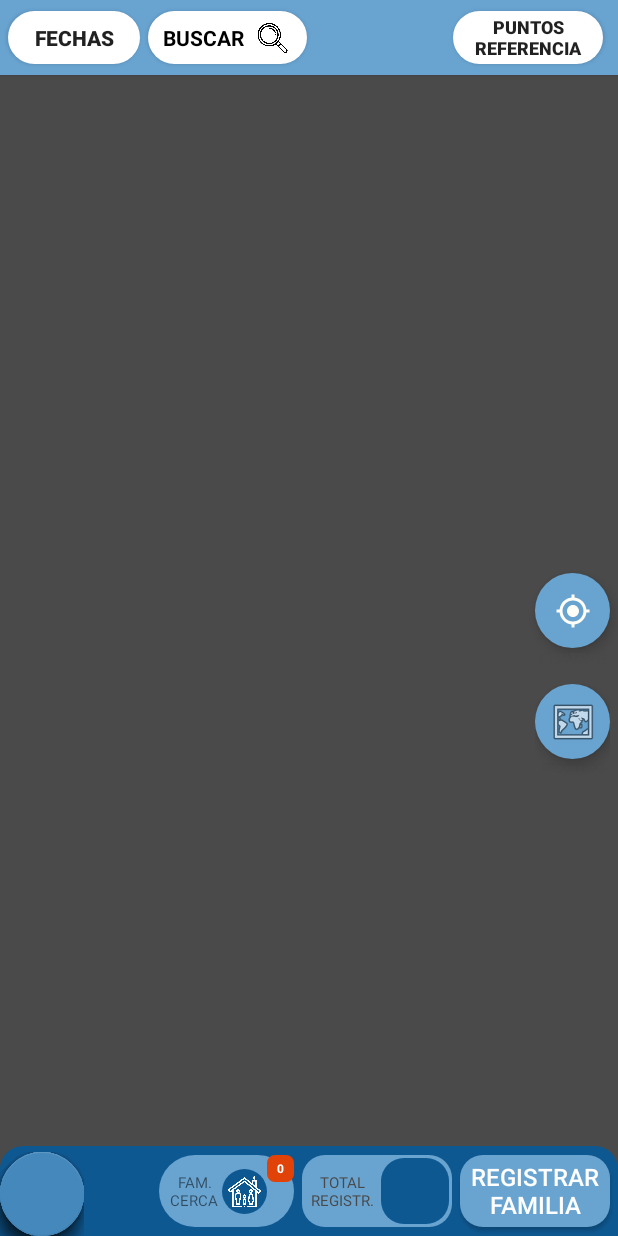
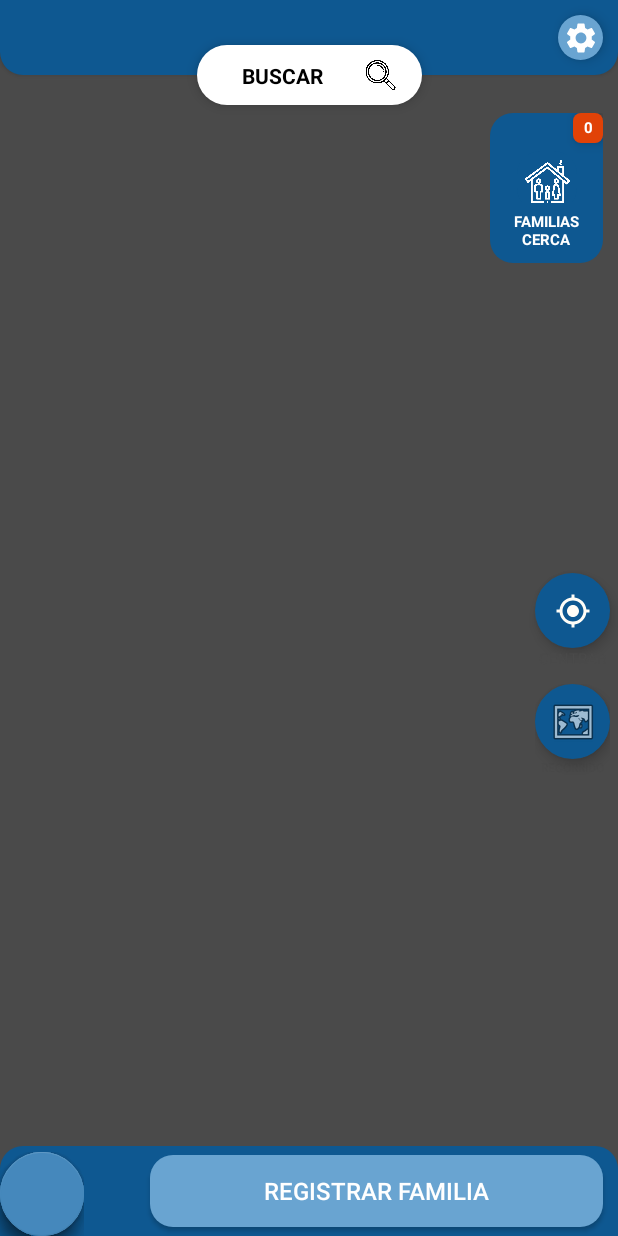
Before and after one commit to ernestosa95/RelevAr2, an Android app: the layout activity_menu_mapa.xml on its own in the app's theme, with its tools: preview values and no code run, on a phone screen of 412 x 824 dp. Run offline under Robolectric (Android 15) with nearby library versions, the phone set to English and light mode, and no system bars; plain views replace FloatingActionButton, FloatingActionsMenu.

Commit message:
menu mapa reversionado

```diff
--- a/app/src/main/java/com/example/relevar/ManagementModule/StorageManagement/BDData.java
+++ b/app/src/main/java/com/example/relevar/ManagementModule/StorageManagement/BDData.java
@@ -634,7 +634,7 @@ public class BDData extends SQLiteOpenHelper {
     public ArrayList<PersonClass> SearchPersonsCoordinatesFilatories(Context context, String latitude, String longitude){
         ArrayList<PersonClass> values = new ArrayList<>();
 
-        String search = "SELECT DISTINCT LATITUD, LONGITUD, FECHA_NACIMIENTO, NOMBRE, APELLIDO, DNI, SEXO FROM PERSONS WHERE LATITUD='"+latitude+"' AND LONGITUD='"+longitude+"'";
+        String search = "SELECT DISTINCT LATITUD, LONGITUD, NOMBRE, APELLIDO, DNI FROM PERSONS WHERE LATITUD='"+latitude+"' AND LONGITUD='"+longitude+"'";//, FECHA_NACIMIENTO, SEXO
 
         SQLiteDatabase db = this.getReadableDatabase();
 
--- a/app/src/main/res/layout/activity_menu_mapa.xml
+++ b/app/src/main/res/layout/activity_menu_mapa.xml
@@ -18,6 +18,67 @@
         app:layout_constraintTop_toBottomOf="@+id/constraintLayout9" />
 
     <androidx.constraintlayout.widget.ConstraintLayout
+        android:id="@+id/BTNNEAR"
+        android:layout_width="75dp"
+        android:layout_height="100dp"
+        android:layout_marginTop="5dp"
+        android:layout_marginEnd="10dp"
+        android:background="@drawable/background_blue"
+        android:onClick="FamiliesNear"
+        app:layout_constraintEnd_toEndOf="parent"
+        app:layout_constraintTop_toBottomOf="@+id/BTNSEARCH">
+
+        <androidx.constraintlayout.widget.ConstraintLayout
+            android:id="@+id/constraintLayout11"
+            android:layout_width="40dp"
+            android:layout_height="40dp"
+            android:layout_marginTop="5dp"
+            android:background="@drawable/background_blue"
+            app:layout_constraintEnd_toEndOf="parent"
+            app:layout_constraintStart_toStartOf="parent"
+            app:layout_constraintTop_toBottomOf="@+id/TEXTVIEWCANTCERCANOS">
+
+            <ImageView
+                android:id="@+id/imageView8"
+                android:layout_width="30dp"
+                android:layout_height="30dp"
+                android:elevation="5dp"
+                app:layout_constraintBottom_toBottomOf="parent"
+                app:layout_constraintEnd_toEndOf="parent"
+                app:layout_constraintStart_toStartOf="parent"
+                app:layout_constraintTop_toTopOf="parent"
+                app:srcCompat="@drawable/familia" />
+        </androidx.constraintlayout.widget.ConstraintLayout>
+
+        <TextView
+            android:id="@+id/textView39"
+            android:layout_width="0dp"
+            android:layout_height="wrap_content"
+            android:gravity="center_horizontal|center_vertical"
+            android:text="FAMILIAS CERCA"
+            android:textColor="#FFFFFF"
+            android:textSize="10sp"
+            android:textStyle="bold"
+            app:layout_constraintEnd_toEndOf="parent"
+            app:layout_constraintStart_toStartOf="parent"
+            app:layout_constraintTop_toBottomOf="@+id/constraintLayout11" />
+
+        <TextView
+            android:id="@+id/TEXTVIEWCANTCERCANOS"
+            android:layout_width="20dp"
+            android:layout_height="20dp"
+            android:background="@drawable/cuadrado_rojo"
+            android:elevation="5dp"
+            android:gravity="center_horizontal|center_vertical"
+            android:text="0"
+            android:textColor="#FFFFFF"
+            android:textSize="10sp"
+            android:textStyle="bold"
+            app:layout_constraintEnd_toEndOf="parent"
+            app:layout_constraintTop_toTopOf="parent" />
+    </androidx.constraintlayout.widget.ConstraintLayout>
+
+    <androidx.constraintlayout.widget.ConstraintLayout
         android:id="@+id/bac"
         android:layout_width="0dp"
         android:layout_height="60dp"
@@ -29,69 +90,12 @@
         app:layout_constraintStart_toStartOf="parent">
 
         <androidx.constraintlayout.widget.ConstraintLayout
-            android:id="@+id/BTNNEAR"
-            android:layout_width="90dp"
-            android:layout_height="0dp"
-            android:layout_marginRight="5dp"
-            android:background="@drawable/background_button_light_blue"
-            android:onClick="FamiliesNear"
-            app:layout_constraintBottom_toBottomOf="@+id/REGISTEREDFAMILIES"
-            app:layout_constraintEnd_toStartOf="@+id/REGISTEREDFAMILIES"
-            app:layout_constraintTop_toTopOf="@+id/REGISTEREDFAMILIES">
-
-            <androidx.constraintlayout.widget.ConstraintLayout
-                android:id="@+id/constraintLayout11"
-                android:layout_width="30dp"
-                android:layout_height="30dp"
-                android:background="@drawable/background_blue"
-                app:layout_constraintBottom_toBottomOf="parent"
-                app:layout_constraintEnd_toStartOf="@+id/TEXTVIEWCANTCERCANOS"
-                app:layout_constraintTop_toTopOf="parent">
-
-                <ImageView
-                    android:id="@+id/imageView8"
-                    android:layout_width="22dp"
-                    android:layout_height="22dp"
-                    app:layout_constraintBottom_toBottomOf="parent"
-                    app:layout_constraintEnd_toEndOf="parent"
-                    app:layout_constraintStart_toStartOf="parent"
-                    app:layout_constraintTop_toTopOf="parent"
-                    app:srcCompat="@drawable/familia" />
-            </androidx.constraintlayout.widget.ConstraintLayout>
-
-            <TextView
-                android:id="@+id/textView39"
-                android:layout_width="35dp"
-                android:layout_height="wrap_content"
-                android:layout_marginStart="5dp"
-                android:gravity="center_horizontal|center_vertical"
-                android:text="FAM. CERCA"
-                android:textSize="10sp"
-                app:layout_constraintBottom_toBottomOf="parent"
-                app:layout_constraintEnd_toStartOf="@+id/constraintLayout11"
-                app:layout_constraintStart_toStartOf="parent"
-                app:layout_constraintTop_toTopOf="parent" />
-
-            <TextView
-                android:id="@+id/TEXTVIEWCANTCERCANOS"
-                android:layout_width="18dp"
-                android:layout_height="18dp"
-                android:background="@drawable/cuadrado_rojo"
-                android:gravity="center_horizontal|center_vertical"
-                android:text="0"
-                android:textColor="#FFFFFF"
-                android:textSize="8sp"
-                android:textStyle="bold"
-                app:layout_constraintEnd_toEndOf="parent"
-                app:layout_constraintTop_toTopOf="parent" />
-        </androidx.constraintlayout.widget.ConstraintLayout>
-
-        <androidx.constraintlayout.widget.ConstraintLayout
             android:id="@+id/REGISTEREDFAMILIES"
             android:layout_width="100dp"
             android:layout_height="0dp"
             android:layout_marginRight="5dp"
             android:background="@drawable/button1"
+            android:visibility="gone"
             app:layout_constraintBottom_toBottomOf="@+id/EMPEZAR2"
             app:layout_constraintEnd_toStartOf="@+id/EMPEZAR2"
             app:layout_constraintTop_toTopOf="@+id/EMPEZAR2">
@@ -124,10 +128,11 @@
 
         <Button
             android:id="@+id/EMPEZAR2"
-            android:layout_width="100dp"
+            android:layout_width="0dp"
             android:layout_height="wrap_content"
 
-            android:layout_marginRight="5dp"
+            android:layout_marginStart="100dp"
+            android:layout_marginEnd="10dp"
             android:background="@drawable/button1"
             android:onClick="NuevaFamilia"
             android:text="@string/registrar_familia"
@@ -135,15 +140,54 @@
             android:textSize="16sp"
             app:layout_constraintBottom_toBottomOf="parent"
             app:layout_constraintEnd_toEndOf="parent"
+            app:layout_constraintStart_toStartOf="parent"
             app:layout_constraintTop_toTopOf="parent" />
 
+    </androidx.constraintlayout.widget.ConstraintLayout>
+
+    <androidx.constraintlayout.widget.ConstraintLayout
+        android:id="@+id/BTNSEARCH"
+        android:layout_width="150dp"
+        android:layout_height="40dp"
+        android:layout_marginBottom="-20dp"
+        android:background="@drawable/button_redondo_blanco"
+        android:elevation="5dp"
+        android:onClick="SearchPerson"
+        android:visibility="visible"
+        app:layout_constraintBottom_toBottomOf="@+id/constraintLayout9"
+        app:layout_constraintEnd_toEndOf="parent"
+        app:layout_constraintStart_toStartOf="parent">
+
+        <TextView
+            android:id="@+id/textView18"
+            android:layout_width="wrap_content"
+            android:layout_height="wrap_content"
+            android:layout_marginLeft="10dp"
+            android:layout_marginRight="1dp"
+            android:text="@string/buscar"
+            android:textColor="#000000"
+            android:textStyle="bold"
+            app:layout_constraintBottom_toBottomOf="parent"
+            app:layout_constraintEnd_toStartOf="@+id/imageView"
+            app:layout_constraintStart_toStartOf="parent"
+            app:layout_constraintTop_toTopOf="parent" />
+
+        <ImageView
+            android:id="@+id/imageView"
+            android:layout_width="35dp"
+            android:layout_height="20dp"
+            android:layout_marginEnd="10dp"
+            app:layout_constraintBottom_toBottomOf="parent"
+            app:layout_constraintEnd_toEndOf="parent"
+            app:layout_constraintTop_toTopOf="parent"
+            app:srcCompat="@drawable/loupe" />
     </androidx.constraintlayout.widget.ConstraintLayout>
 
     <androidx.constraintlayout.widget.ConstraintLayout
         android:id="@+id/constraintLayout9"
         android:layout_width="0dp"
         android:layout_height="50dp"
-        android:background="#69A4D1"
+        android:background="@drawable/fondo5"
         android:elevation="2dp"
         app:layout_constraintEnd_toEndOf="parent"
         app:layout_constraintHorizontal_bias="1.0"
@@ -159,6 +203,7 @@
             android:onClick="SelectDate"
             android:text="@string/fechas"
             android:textStyle="bold"
+            android:visibility="gone"
             app:layout_constraintBottom_toBottomOf="parent"
             app:layout_constraintStart_toStartOf="parent"
             app:layout_constraintTop_toTopOf="parent" />
@@ -173,6 +218,7 @@
             android:text="puntos referencia"
             android:textSize="12sp"
             android:textStyle="bold"
+            android:visibility="gone"
             app:layout_constraintBottom_toBottomOf="parent"
             app:layout_constraintEnd_toEndOf="parent"
             app:layout_constraintTop_toTopOf="parent" />
@@ -190,44 +236,6 @@
             app:layout_constraintEnd_toEndOf="parent"
             app:layout_constraintTop_toTopOf="parent"
             app:srcCompat="@drawable/configuracion" />
-
-        <androidx.constraintlayout.widget.ConstraintLayout
-            android:id="@+id/BTNSEARCH"
-            android:layout_width="wrap_content"
-            android:layout_height="0dp"
-            android:layout_marginLeft="5dp"
-            android:background="@drawable/button_redondo_blanco"
-            android:elevation="2dp"
-            android:onClick="SearchPerson"
-            android:visibility="visible"
-            app:layout_constraintBottom_toBottomOf="@+id/BTNFECHA"
-            app:layout_constraintStart_toEndOf="@+id/BTNFECHA"
-            app:layout_constraintTop_toTopOf="@+id/BTNFECHA">
-
-            <TextView
-                android:id="@+id/textView18"
-                android:layout_width="wrap_content"
-                android:layout_height="wrap_content"
-                android:layout_marginLeft="10dp"
-                android:layout_marginRight="1dp"
-                android:text="@string/buscar"
-                android:textColor="#000000"
-                android:textStyle="bold"
-                app:layout_constraintBottom_toBottomOf="parent"
-                app:layout_constraintEnd_toStartOf="@+id/imageView"
-                app:layout_constraintStart_toStartOf="parent"
-                app:layout_constraintTop_toTopOf="parent" />
-
-            <ImageView
-                android:id="@+id/imageView"
-                android:layout_width="35dp"
-                android:layout_height="20dp"
-                android:layout_marginRight="5dp"
-                app:layout_constraintBottom_toBottomOf="parent"
-                app:layout_constraintEnd_toEndOf="parent"
-                app:layout_constraintTop_toTopOf="parent"
-                app:srcCompat="@drawable/loupe" />
-        </androidx.constraintlayout.widget.ConstraintLayout>
 
         <androidx.constraintlayout.widget.ConstraintLayout
             android:id="@+id/BTNMESSAGE"
@@ -263,6 +271,28 @@
                 app:layout_constraintStart_toStartOf="parent"
                 app:layout_constraintTop_toTopOf="parent"
                 app:srcCompat="@drawable/email" />
+        </androidx.constraintlayout.widget.ConstraintLayout>
+
+        <androidx.constraintlayout.widget.ConstraintLayout
+            android:layout_width="30dp"
+            android:layout_height="30dp"
+            android:layout_marginEnd="10dp"
+            android:background="@drawable/background_button_light_blue"
+            android:elevation="5dp"
+            android:onClick="Configurations"
+            app:layout_constraintBottom_toBottomOf="parent"
+            app:layout_constraintEnd_toEndOf="@+id/imageButton"
+            app:layout_constraintTop_toTopOf="parent">
+
+            <ImageView
+                android:id="@+id/imagen_config"
+                android:layout_width="wrap_content"
+                android:layout_height="wrap_content"
+                app:layout_constraintBottom_toBottomOf="parent"
+                app:layout_constraintEnd_toEndOf="parent"
+                app:layout_constraintStart_toStartOf="parent"
+                app:layout_constraintTop_toTopOf="parent"
+                app:srcCompat="@drawable/configuracion" />
         </androidx.constraintlayout.widget.ConstraintLayout>
 
     </androidx.constraintlayout.widget.ConstraintLayout>
@@ -313,7 +343,7 @@
             android:layout_width="wrap_content"
             android:layout_height="wrap_content"
             android:onClick="ShareMap"
-            android:visibility="visible"
+            android:visibility="gone"
             app:fab_colorNormal="@color/colorAccent"
             app:fab_icon="@android:drawable/ic_menu_mapmode"
             app:fab_size="normal"
@@ -325,7 +355,7 @@
             android:layout_width="wrap_content"
             android:layout_height="wrap_content"
             android:onClick="Statistics"
-            android:visibility="visible"
+            android:visibility="gone"
             app:fab_colorNormal="@color/colorAccent"
             app:fab_icon="@drawable/analitica"
             app:fab_size="normal"
@@ -339,7 +369,7 @@
         android:layout_width="50dp"
         android:layout_height="50dp"
         android:layout_marginEnd="5dp"
-        android:background="@drawable/button_redondo_celeste"
+        android:background="@drawable/button_redondo_azul"
         android:elevation="5dp"
         android:visibility="visible"
         app:layout_constraintBottom_toTopOf="@+id/bac"
@@ -373,7 +403,7 @@
             android:id="@+id/IMGBTCENTRAR2"
             android:layout_width="50dp"
             android:layout_height="50dp"
-            android:background="@drawable/button_redondo_celeste"
+            android:background="@drawable/button_redondo_azul"
             android:elevation="5dp"
             android:onClick="TerminarRecorrido"
             android:visibility="visible"
--- a/app/src/main/res/values/colors.xml
+++ b/app/src/main/res/values/colors.xml
@@ -1,7 +1,7 @@
 <?xml version="1.0" encoding="utf-8"?>
 <resources>
     <color name="colorPrimary">#6200EE</color>
-    <color name="colorPrimaryDark">#396F98</color>
+    <color name="colorPrimaryDark">#0E5891</color>
     <color name="colorAccent">#4588BC</color>
     <color name="colorBlue">#0E5891</color>
     <color name="colorBlueLigth">#69A4D1</color>
```
Also changed, not shown: app/build.gradle (+13 -13 lines), app/src/main/java/com/example/relevar/ManagementModule/ShareDataManagement/Archivos.java (+10 -10 lines), app/src/main/java/com/example/relevar/MenuMapa.java (+61 -45 lines), app/src/main/res/layout/search_person.xml (+14 -6 lines).
